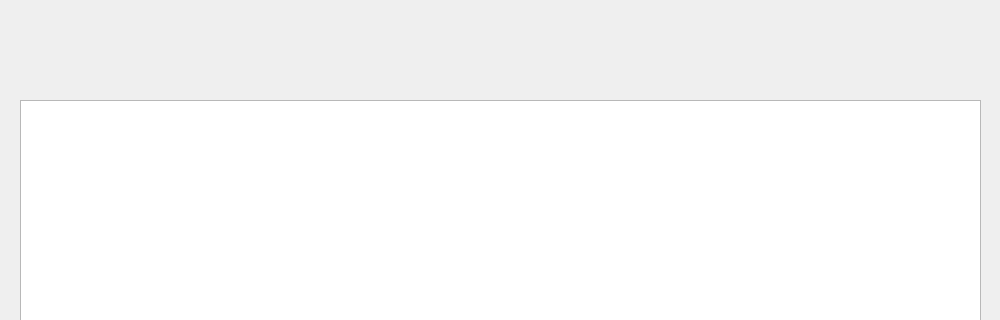
First picture: the form in pick.ui, repository Weies/Curriculum-Design-For-Database, before the edit; both pictures show x 0 to 1000 and y 0 to 320 of the 1000 by 760 pixel window.
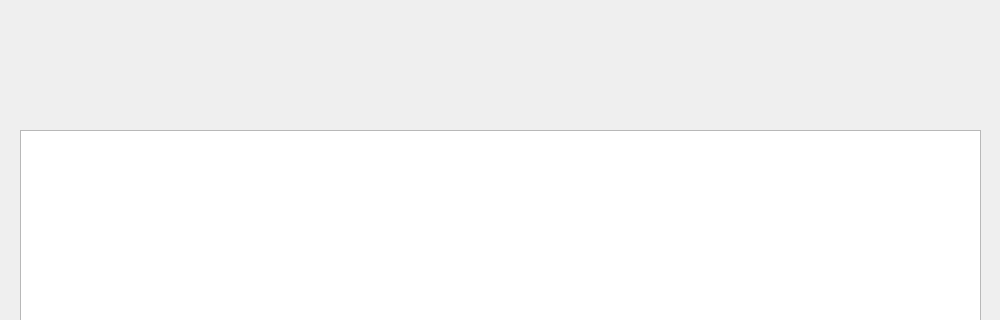
Second picture: the form after the edit.

```diff
--- a/pick.ui
+++ b/pick.ui
@@ -17,9 +17,9 @@
    <property name="geometry">
     <rect>
      <x>20</x>
-     <y>100</y>
+     <y>130</y>
      <width>961</width>
-     <height>551</height>
+     <height>521</height>
     </rect>
    </property>
    <property name="showGrid">
```
